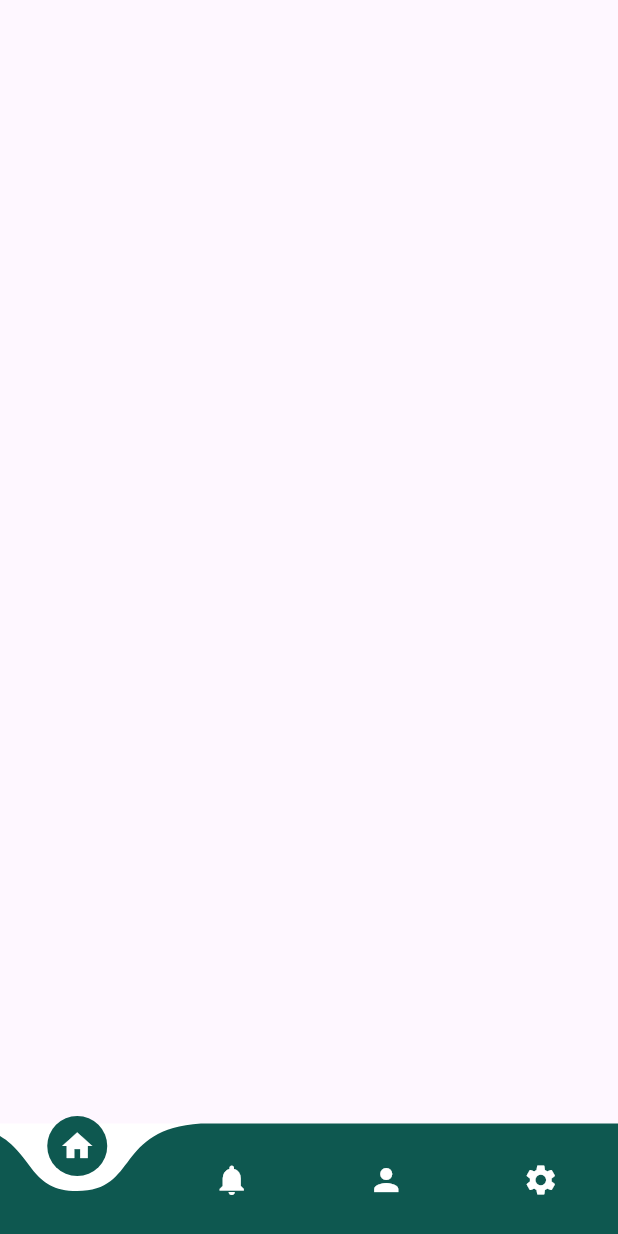
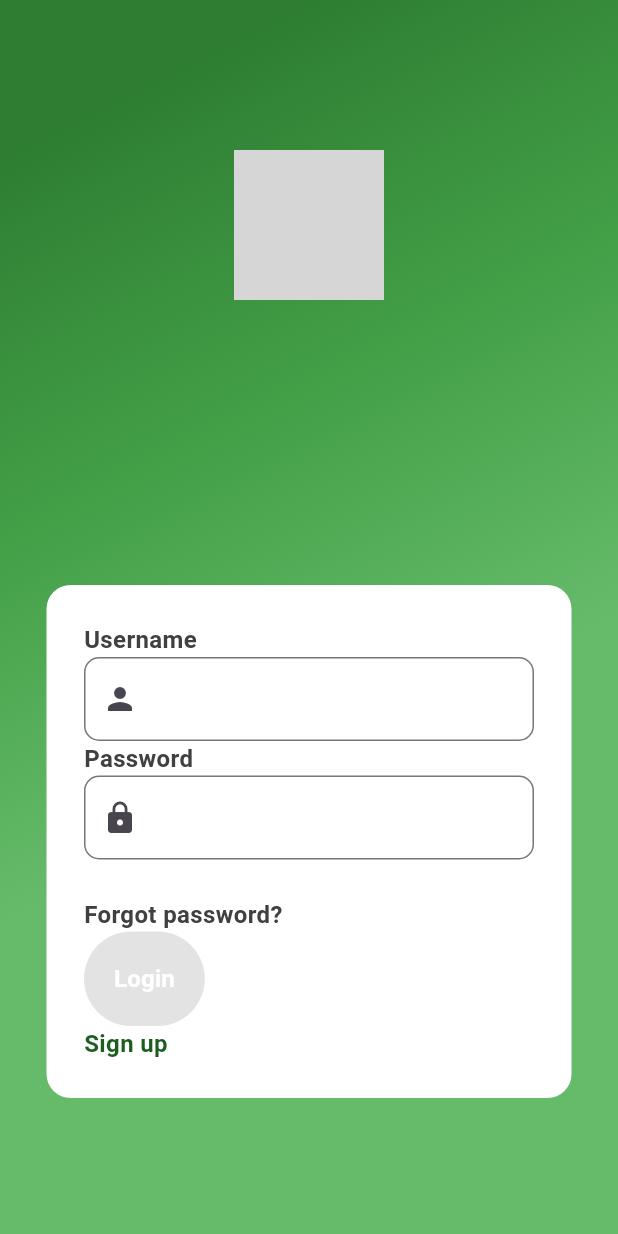
Before and after one commit to Santana-clauss/flutter-demo, a Flutter app: the screen it shows after launch, on a phone screen of 412 x 824 dp. Run offline on Flutter 3.47's test engine with Material 3 defaults, Android fonts, the phone set to English and light mode, and no system bars; drawn by our look-alikes of curved_navigation_bar; our stand-ins replace get; grey boxes are pictures that could not be loaded.

Commit message:
added login

```diff
--- a/project_1/lib/config/const.dart
+++ b/project_1/lib/config/const.dart
@@ -4,3 +4,7 @@ const Color primaryColor=Color(0xFF0E5850);
 const Color appWhiteColor=Color(0xFFFFFFFF);
 const Color appBlackColor=Color(0xFF000000);
 const Color appGreyColor=Color(0xFF404040);
+
+Color applightGreen = const Color(0xFFC8FACD);
+Color appMintGreen = const Color(0xFF98FB98);
+Color appOliveGreen = const Color(0xFF556B2F);
--- a/project_1/lib/views/customButton.dart
+++ b/project_1/lib/views/customButton.dart
@@ -25,10 +25,10 @@ class customButton extends StatelessWidget {
           labelColor: appWhiteColor,
         ),
         style: ElevatedButton.styleFrom(
-          backgroundColor: primaryColor,
+          backgroundColor: Colors.green.shade900,
           elevation: 10,
           padding: const EdgeInsets.all(20),
-          shadowColor: primaryColor,
+          //shadowColor: primaryColor,
 
 
         ),
--- /dev/null
+++ b/project_1/lib/views/pages/loginpage.dart
@@ -0,0 +1,90 @@
+
+// ignore_for_file: prefer_const_constructors, prefer_const_literals_to_create_immutables, camel_case_types
+
+import 'package:flutter/material.dart';
+import 'package:flutter/widgets.dart';
+import 'package:project_1/config/const.dart';
+import 'package:project_1/views/customButton.dart';
+import 'package:project_1/views/customText.dart';
+import 'package:project_1/views/customTextField.dart';
+
+
+
+class loginPage extends StatelessWidget {
+  const loginPage({super.key});
+
+
+  @override
+  Widget build(BuildContext context) {
+    TextEditingController userNameController = TextEditingController();
+    TextEditingController passwordController = TextEditingController();
+    return  Scaffold(
+      body: Container(
+        height: double.infinity,
+        width: double.infinity,
+        decoration: BoxDecoration(
+          gradient: LinearGradient(
+            begin: Alignment.topCenter,
+            colors: [
+
+            Colors.green.shade800,
+            Colors.green.shade600,
+            Colors.green.shade400,
+          ]),
+        ),
+        child: SingleChildScrollView(
+          child: Column(
+            mainAxisAlignment: MainAxisAlignment.spaceBetween,
+            children: [
+              Column(
+                mainAxisAlignment: MainAxisAlignment.center,
+                children: [
+                  Padding(
+                    padding: const EdgeInsets.only(top: 100),
+                    child: Image.asset("images/finanza1.png",height: 100,width: 100,),
+                  ),
+                  SizedBox(height: 100,),
+                  Padding(padding: EdgeInsets.all(35)),
+                  SizedBox(height: 20,),
+
+                  Padding(
+                    padding: const EdgeInsets.only(bottom: 50),
+                    child: Container(
+                      //height: double.infinity,
+                      width: 350,
+                      decoration: BoxDecoration(
+                        color: appWhiteColor,
+                        borderRadius: BorderRadius.circular(16),
+
+                      ),
+                      child: Padding(
+                        padding: const EdgeInsets.all(25),
+                        child: Column(
+                          crossAxisAlignment: CrossAxisAlignment.start,
+                          mainAxisAlignment: MainAxisAlignment.center,
+                          children: [
+                            customText(label: "Username"),
+                            customTextField(userFieldController: userNameController,icon: Icons.person,),
+                            customText(label: "Password"),
+                            customTextField(userFieldController: passwordController,icon: Icons.lock,hideText: true,),
+                            SizedBox(height: 25,),
+                            customText(label: "Forgot password?"),
+                            customButton(buttonLabel: "Login"),
+                            customText(label: "Sign up",labelColor: Colors.green.shade900,)
+                          ],
+                        ),
+                      ),
+                    ),
+                  )
+                ],
+
+              ),
+            ],
+          ),
+        ),
+
+      ),
+
+    );
+  }
+}
```
Also changed, not shown: project_1/lib/main.dart (+4 -3 lines), project_1/lib/views/calculator.dart (+2 -7 lines), project_1/lib/views/home.dart (+17 -0 lines), project_1/lib/views/studentlist.dart (added, +57 -0 lines), project_1/assets/images/finanza1.png (added).
